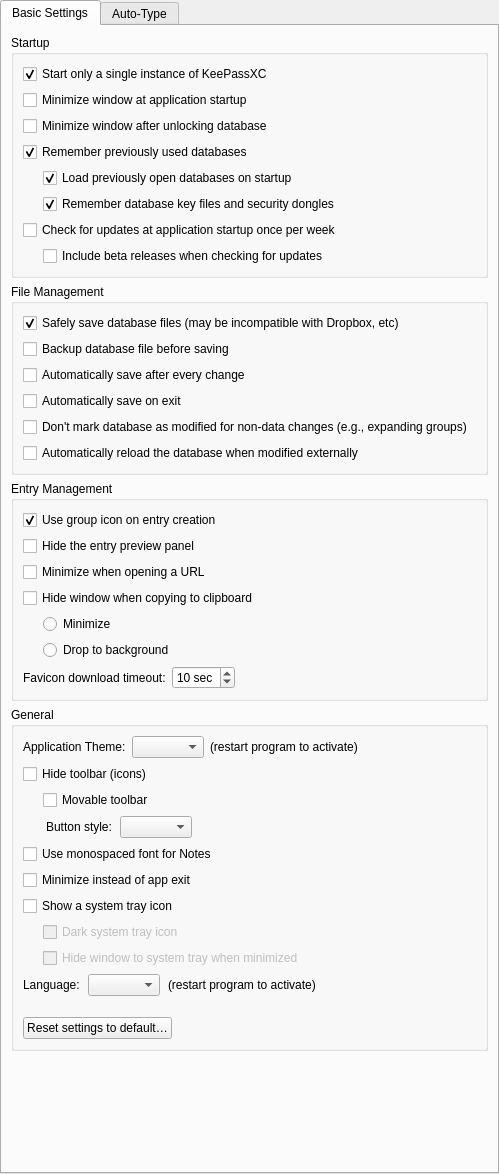
The window that src/gui/ApplicationSettingsWidgetGeneral.ui (keepassxreboot/keepassxc) describes before a commit, drawn with Qt 5.
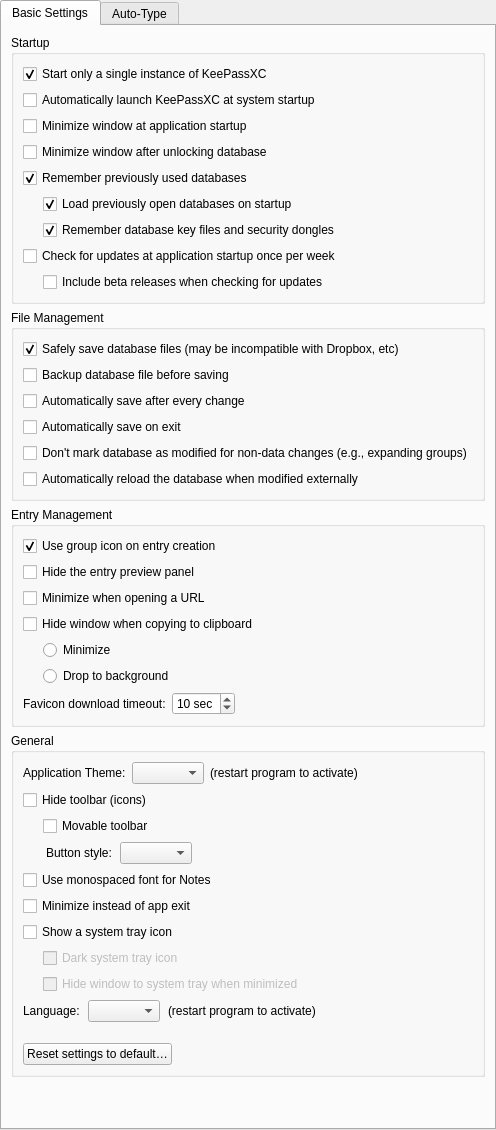
The same window after the commit. Custom widgets are drawn as their Qt base class.

Commit message:
Add option to launch KeePassXC at system startup
Fixes #1218

```diff
--- a/src/gui/ApplicationSettingsWidgetGeneral.ui
+++ b/src/gui/ApplicationSettingsWidgetGeneral.ui
@@ -6,8 +6,6 @@
    <rect>
     <x>0</x>
     <y>0</y>
-    <width>499</width>
-    <height>1174</height>
    </rect>
   </property>
   <layout class="QVBoxLayout" name="verticalLayout_3">
@@ -49,6 +47,13 @@
             </property>
            </widget>
           </item>
+          <item>
+           <widget class="QCheckBox" name="launchAtStartup">
+            <property name="text">
+             <string>Automatically launch KeePassXC at system startup</string>
+            </property>
+           </widget>
+          </item>
           <item>
            <widget class="QCheckBox" name="systrayMinimizeOnStartup">
             <property name="text">
```
The commit also changes 9 other files.
